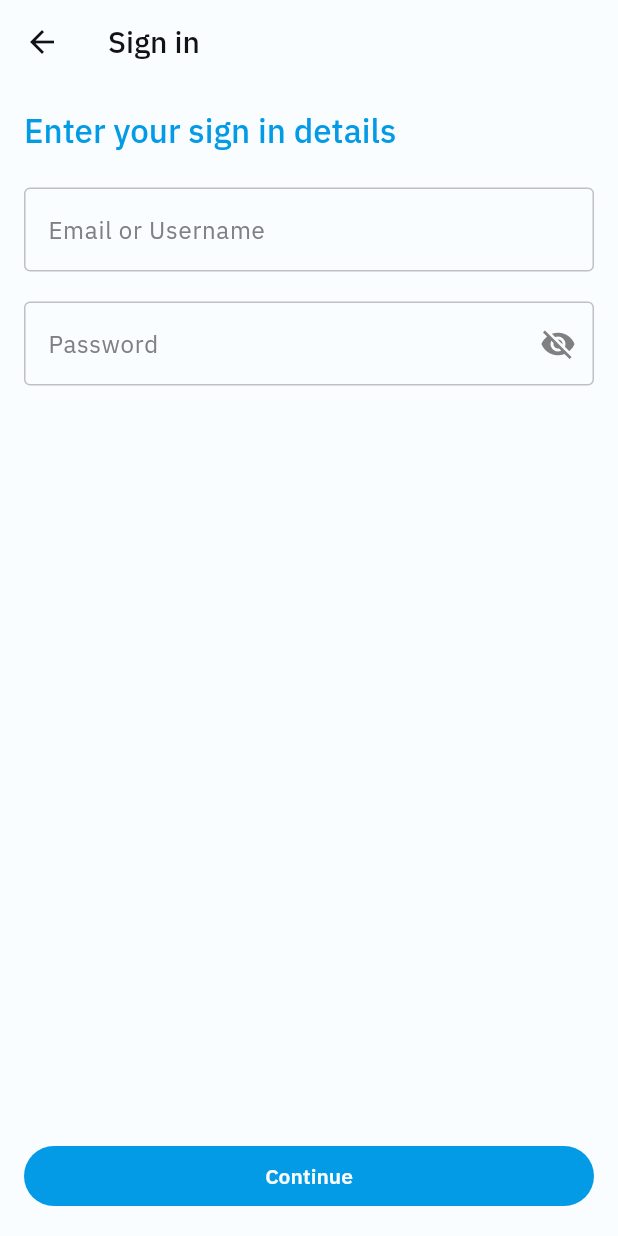
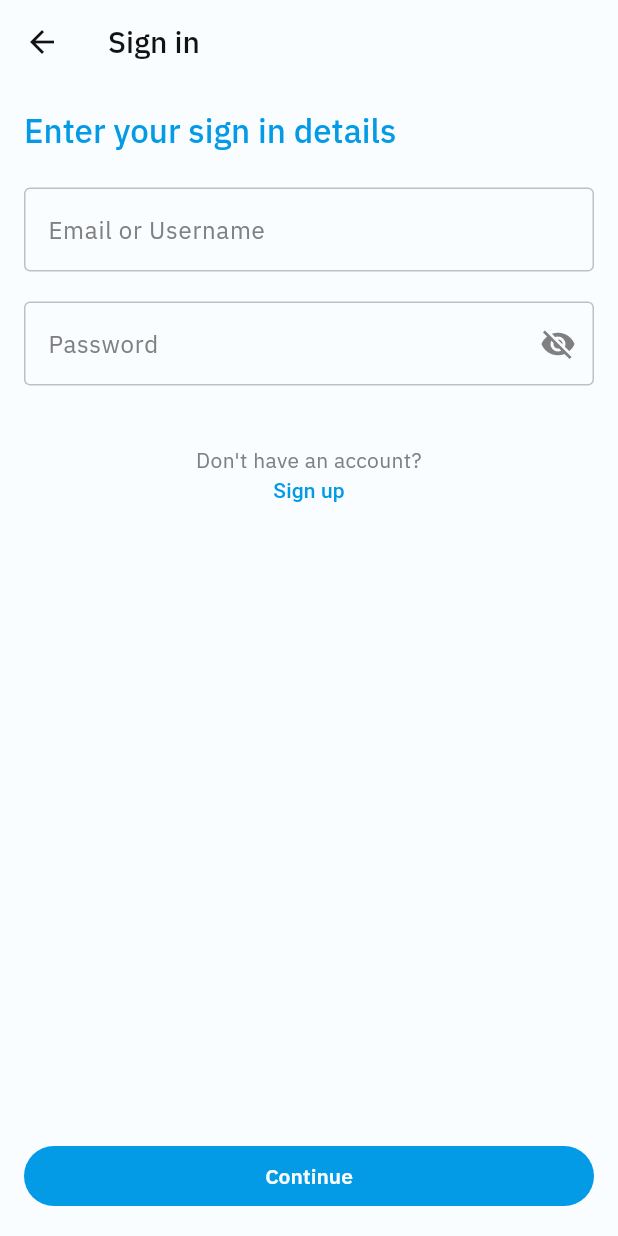
Before and after one commit to andy-ife/blood_glucose_monitor, a Flutter app: the screen it shows after launch, after a tap on "Sign in", on a phone screen of 412 x 824 dp. Run offline on Flutter 3.47's test engine with Material 3 defaults, Android fonts, the phone set to English and light mode, and no system bars; our stand-ins replace firebase_auth, firebase_core, fl_chart, flutter_svg; accounts and stored records are empty.

Commit message:
Connect Firebase auth and sign in with email/password

```diff
--- /dev/null
+++ b/lib/controllers/auth_controller.dart
@@ -0,0 +1,62 @@
+import 'package:firebase_auth/firebase_auth.dart';
+import 'package:flutter/material.dart';
+
+class AuthController extends ChangeNotifier {
+  final FirebaseAuth _auth = FirebaseAuth.instance;
+
+  AuthState state = AuthState();
+
+  Future<UserCredential?> signIn(String email, String password) async {
+    if (state.isLoading) return null;
+
+    try {
+      state = state.copyWith(isLoading: true, hasError: false);
+      notifyListeners();
+
+      final creds = await _auth.signInWithEmailAndPassword(
+        email: email,
+        password: password,
+      );
+      return creds;
+    } on FirebaseAuthException catch (e) {
+      print('Error: ${e.toString()}');
+      state = state.copyWith(
+        hasError: true,
+        isLoading: false,
+        message: e.toString(),
+      );
+      notifyListeners();
+
+      // give snackbar time to display
+      await Future.delayed(Duration(milliseconds: 50));
+    } finally {
+      state = state.copyWith(hasError: false, isLoading: false);
+      notifyListeners();
+    }
+    return null;
+  }
+
+  Future<void> signOut() async {
+    await _auth.signOut();
+  }
+}
+
+class AuthState {
+  final bool hasError;
+  final bool isLoading;
+  final String message;
+
+  const AuthState({
+    this.hasError = false,
+    this.isLoading = false,
+    this.message = '',
+  });
+
+  AuthState copyWith({bool? hasError, bool? isLoading, String? message}) {
+    return AuthState(
+      hasError: hasError ?? this.hasError,
+      isLoading: isLoading ?? this.isLoading,
+      message: message ?? this.message,
+    );
+  }
+}
--- a/lib/main.dart
+++ b/lib/main.dart
@@ -1,14 +1,21 @@
+import 'package:blood_glucose_monitor/controllers/auth_controller.dart';
 import 'package:blood_glucose_monitor/firebase_options.dart';
-import 'package:blood_glucose_monitor/pages/onboarding.dart';
+import 'package:blood_glucose_monitor/pages/auth/auth_gate.dart';
 import 'package:blood_glucose_monitor/theme/theme.dart';
 import 'package:firebase_core/firebase_core.dart';
 import 'package:flutter/material.dart';
+import 'package:provider/provider.dart';
 
 Future<void> main() async {
   WidgetsFlutterBinding.ensureInitialized();
   await Firebase.initializeApp(options: DefaultFirebaseOptions.currentPlatform);
 
-  runApp(const MyApp());
+  runApp(
+    ChangeNotifierProvider(
+      create: (_) => AuthController(),
+      child: const MyApp(),
+    ),
+  );
 }
 
 class MyApp extends StatelessWidget {
@@ -20,7 +27,7 @@ class MyApp extends StatelessWidget {
       title: 'Blood Glucose Monitor',
       theme: AppTheme.light,
       themeMode: ThemeMode.light,
-      home: OnboardingPage(),
+      home: AuthGate(),
     );
   }
 }
--- a/lib/models/user.dart
+++ b/lib/models/user.dart
@@ -1,9 +1,11 @@
 class User {
+  final String id;
   final String email;
   final String username;
   final String profilePhoto;
 
   const User({
+    this.id = '123456789',
     this.email = '',
     this.username = '_glucoseboy',
     this.profilePhoto = '',
--- /dev/null
+++ b/lib/pages/auth/auth_gate.dart
@@ -0,0 +1,24 @@
+import 'package:blood_glucose_monitor/pages/home/home.dart';
+import 'package:blood_glucose_monitor/pages/auth/onboarding.dart';
+import 'package:firebase_auth/firebase_auth.dart';
+import 'package:flutter/material.dart';
+
+class AuthGate extends StatelessWidget {
+  const AuthGate({super.key});
+
+  @override
+  Widget build(BuildContext context) {
+    return Scaffold(
+      body: StreamBuilder(
+        stream: FirebaseAuth.instance.authStateChanges(),
+        builder: (ctx, snapshot) {
+          if (snapshot.hasData) {
+            return HomePage();
+          } else {
+            return OnboardingPage();
+          }
+        },
+      ),
+    );
+  }
+}
--- a/lib/pages/auth/signin.dart
+++ b/lib/pages/auth/signin.dart
@@ -1,5 +1,7 @@
-import 'package:blood_glucose_monitor/pages/home/home.dart';
+import 'package:blood_glucose_monitor/controllers/auth_controller.dart';
+import 'package:blood_glucose_monitor/pages/auth/signup.dart';
 import 'package:flutter/material.dart';
+import 'package:provider/provider.dart';
 
 class SignInForm extends StatefulWidget {
   const SignInForm({super.key});
@@ -14,6 +16,22 @@ class _SignInFormState extends State<SignInForm> {
   final _passwordController = TextEditingController();
   bool _obscurePassword = true;
 
+  late AuthController _authController;
+  late AuthState _authState;
+
+  @override
+  void initState() {
+    super.initState();
+    _authController = Provider.of<AuthController>(context, listen: false);
+    _authController.addListener(() {
+      if (_authState.hasError) {
+        ScaffoldMessenger.of(
+          context,
+        ).showSnackBar(SnackBar(content: Text(_authState.message)));
+      }
+    });
+  }
+
   @override
   void dispose() {
     _usernameController.dispose();
@@ -24,6 +42,8 @@ class _SignInFormState extends State<SignInForm> {
   @override
   Widget build(BuildContext context) {
     final theme = Theme.of(context);
+
+    _authState = context.watch<AuthController>().state;
 
     return Scaffold(
       appBar: AppBar(title: const Text('Sign in')),
@@ -47,6 +67,7 @@ class _SignInFormState extends State<SignInForm> {
                           ),
                           const SizedBox(height: 24.0),
                           TextFormField(
+                            keyboardType: TextInputType.emailAddress,
                             controller: _usernameController,
                             decoration: const InputDecoration(
                               labelText: 'Email or Username',
@@ -65,6 +86,7 @@ class _SignInFormState extends State<SignInForm> {
                           ),
                           const SizedBox(height: 20),
                           TextFormField(
+                            keyboardType: TextInputType.emailAddress,
                             controller: _passwordController,
                             obscureText: _obscurePassword,
                             decoration: InputDecoration(
@@ -93,6 +115,38 @@ class _SignInFormState extends State<SignInForm> {
                               return null;
                             },
                           ),
+                          const SizedBox(height: 40),
+                          GestureDetector(
+                            onTap: () => Navigator.pushReplacement(
+                              context,
+                              MaterialPageRoute(builder: (_) => SignUpForm()),
+                            ),
+                            child: Center(
+                              child: Text.rich(
+                                textAlign: TextAlign.center,
+                                TextSpan(
+                                  children: [
+                                    TextSpan(
+                                      text: 'Don\'t have an account?\n',
+                                      style: theme.textTheme.bodyMedium!
+                                          .copyWith(
+                                            color: theme
+                                                .colorScheme
+                                                .onSurfaceVariant,
+                                          ),
+                                    ),
+                                    TextSpan(
+                                      text: 'Sign up',
+                                      style: theme.textTheme.titleSmall!
+                                          .copyWith(
+                                            color: theme.colorScheme.primary,
+                                          ),
+                                    ),
+                                  ],
+                                ),
+                              ),
+                            ),
+                          ),
                         ],
                       ),
                     ),
@@ -107,15 +161,29 @@ class _SignInFormState extends State<SignInForm> {
                   child: SizedBox(
                     width: double.infinity,
                     child: TextButton(
-                      onPressed: () {
+                      onPressed: () async {
                         if (_formKey.currentState!.validate()) {
-                          Navigator.of(context).pushAndRemoveUntil(
-                            MaterialPageRoute(builder: (_) => HomePage()),
-                            (route) => false,
+                          final creds = await _authController.signIn(
+                            _usernameController.text.trim(),
+                            _passwordController.text.trim(),
                           );
+
+                          if (creds != null && context.mounted) {
+                            Navigator.of(context).pop();
+                          }
                         }
                       },
-                      child: const Text('Continue'),
+                      child: _authState.isLoading
+                          ? SizedBox(
+                              height: 24.0,
+                              width: 24.0,
+                              child: const CircularProgressIndicator(
+                                padding: EdgeInsets.all(4.0),
+                                strokeWidth: 3.0,
+                                color: Colors.white,
+                              ),
+                            )
+                          : const Text('Continue'),
                     ),
                   ),
                 ),
--- a/lib/pages/home/chat.dart
+++ b/lib/pages/home/chat.dart
@@ -1,5 +1,4 @@
 import 'package:flutter/material.dart';
-import 'package:flutter_svg/flutter_svg.dart';
 
 class ChatPage extends StatelessWidget {
   const ChatPage({super.key});
--- a/pubspec.yaml
+++ b/pubspec.yaml
@@ -39,6 +39,7 @@ dependencies:
   fl_chart: ^1.0.0
   firebase_core: ^4.0.0
   cloud_firestore: ^6.0.0
+  firebase_auth: ^6.0.0
 
 dev_dependencies:
   flutter_test:
```
Also changed, not shown: lib/pages/auth/signup.dart (+33 -0 lines), lib/pages/home/dashboard.dart (+7 -0 lines), lib/widgets/profile_settings_dialog.dart (added, +27 -0 lines), lib/pages/auth/onboarding.dart (renamed from lib/pages/onboarding.dart), pubspec.lock, 3 other files.
